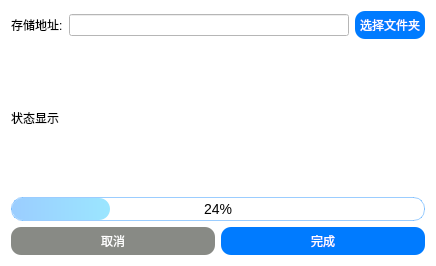
Before: the Qt Designer form Qt-IM/filerec.ui in XiaoZheng2003/BIT-QT-IM, drawn with Qt 5.
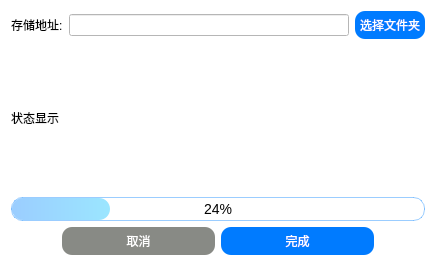
After: the same form once the commit is applied.

Patch:
```diff
--- a/Qt-IM/filerec.ui
+++ b/Qt-IM/filerec.ui
@@ -72,7 +72,20 @@
       </widget>
      </item>
      <item>
-      <layout class="QHBoxLayout" name="horizontalLayout_2">
+      <layout class="QHBoxLayout" name="horizontalLayout_2" stretch="1,3,3,1">
+       <item>
+        <spacer name="horizontalSpacer">
+         <property name="orientation">
+          <enum>Qt::Horizontal</enum>
+         </property>
+         <property name="sizeHint" stdset="0">
+          <size>
+           <width>40</width>
+           <height>20</height>
+          </size>
+         </property>
+        </spacer>
+       </item>
        <item>
         <widget class="QPushButton" name="cancelButton">
          <property name="styleSheet">
@@ -111,6 +124,19 @@
          </property>
         </widget>
        </item>
+       <item>
+        <spacer name="horizontalSpacer_2">
+         <property name="orientation">
+          <enum>Qt::Horizontal</enum>
+         </property>
+         <property name="sizeHint" stdset="0">
+          <size>
+           <width>40</width>
+           <height>20</height>
+          </size>
+         </property>
+        </spacer>
+       </item>
       </layout>
      </item>
     </layout>
```
